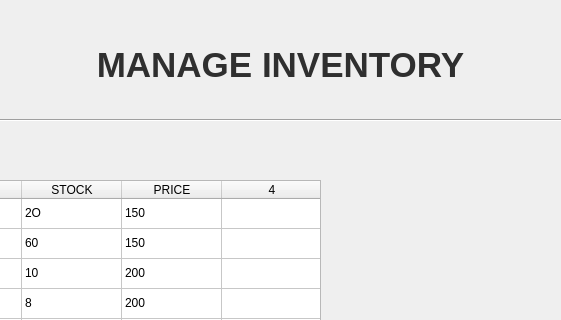
Old version of the form manage_inventory.ui in the repository mesum-abbas/Canteen_Managment_System; both pictures show x 220 to 781 and y 0 to 320 of the 1000 by 700 pixel window.
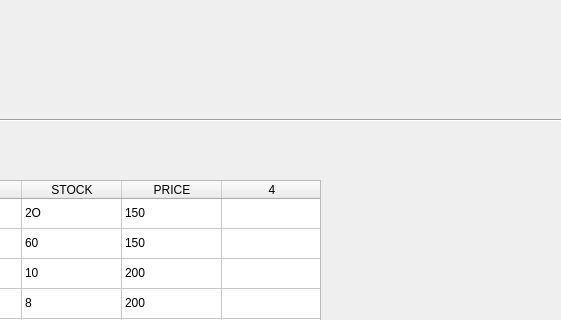
New version of the form.

Commit message: Added Filter option in manage_inventory.cpp

The edit to the form file:
```diff
--- a/manage_inventory.ui
+++ b/manage_inventory.ui
@@ -13,19 +13,6 @@
   <property name="windowTitle">
    <string>Dialog</string>
   </property>
-  <widget class="QLabel" name="label">
-   <property name="geometry">
-    <rect>
-     <x>300</x>
-     <y>10</y>
-     <width>401</width>
-     <height>111</height>
-    </rect>
-   </property>
-   <property name="text">
-    <string>&lt;html&gt;&lt;head/&gt;&lt;body&gt;&lt;p align=&quot;center&quot;&gt;&lt;span style=&quot; font-size:26pt; font-weight:700; color:#2f2f2f;&quot;&gt;MANAGE INVENTORY&lt;/span&gt;&lt;/p&gt;&lt;/body&gt;&lt;/html&gt;</string>
-   </property>
-  </widget>
   <widget class="Line" name="line">
    <property name="geometry">
     <rect>
```
The commit also changes 3 other files.
